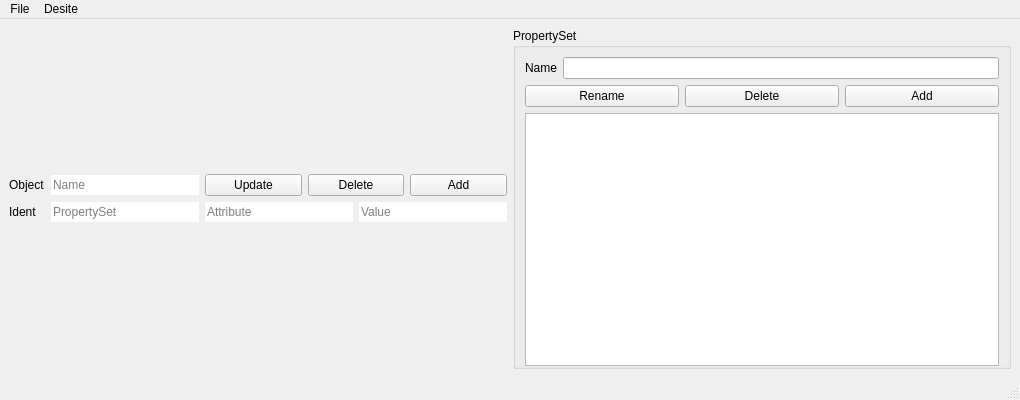
Qt form desiteRuleCreator/QtDesigns/MainWindow.ui (c-mellueh/SOM-Toolkit) before a commit.
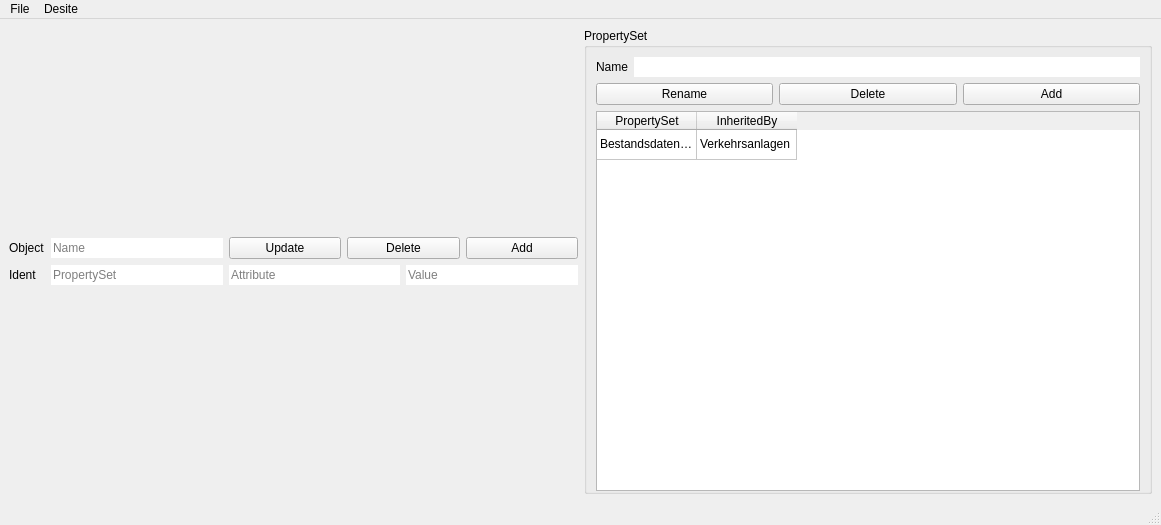
The same form after that commit.

What changed in the file:
```diff
--- a/desiteRuleCreator/QtDesigns/MainWindow.ui
+++ b/desiteRuleCreator/QtDesigns/MainWindow.ui
@@ -6,10 +6,16 @@
    <rect>
     <x>0</x>
     <y>0</y>
-    <width>1020</width>
-    <height>400</height>
+    <width>1161</width>
+    <height>525</height>
    </rect>
   </property>
+  <property name="minimumSize">
+   <size>
+    <width>0</width>
+    <height>0</height>
+   </size>
+  </property>
   <property name="windowTitle">
    <string>MainWindow</string>
   </property>
@@ -175,7 +181,11 @@
           </widget>
          </item>
          <item row="0" column="1">
-          <widget class="QLineEdit" name="lineEdit_pSet_name"/>
+          <widget class="QLineEdit" name="lineEdit_pSet_name">
+           <property name="frame">
+            <bool>false</bool>
+           </property>
+          </widget>
          </item>
          <item row="1" column="0" colspan="2">
           <layout class="QHBoxLayout" name="horizontalLayout_pSet_button">
@@ -205,7 +215,54 @@
         </layout>
        </item>
        <item>
-        <widget class="QListWidget" name="listWidget_pSet"/>
+        <widget class="QTableWidget" name="tableWidget_inherited">
+         <property name="sizePolicy">
+          <sizepolicy hsizetype="Minimum" vsizetype="Expanding">
+           <horstretch>0</horstretch>
+           <verstretch>0</verstretch>
+          </sizepolicy>
+         </property>
+         <property name="focusPolicy">
+          <enum>Qt::StrongFocus</enum>
+         </property>
+         <property name="sortingEnabled">
+          <bool>true</bool>
+         </property>
+         <attribute name="horizontalHeaderShowSortIndicator" stdset="0">
+          <bool>true</bool>
+         </attribute>
+         <attribute name="verticalHeaderVisible">
+          <bool>false</bool>
+         </attribute>
+         <attribute name="verticalHeaderCascadingSectionResizes">
+          <bool>false</bool>
+         </attribute>
+         <row>
+          <property name="text">
+           <string>Test</string>
+          </property>
+         </row>
+         <column>
+          <property name="text">
+           <string>PropertySet</string>
+          </property>
+         </column>
+         <column>
+          <property name="text">
+           <string>InheritedBy</string>
+          </property>
+         </column>
+         <item row="0" column="0">
+          <property name="text">
+           <string>BestandsdatenqVerkehrsanlagen</string>
+          </property>
+         </item>
+         <item row="0" column="1">
+          <property name="text">
+           <string>Verkehrsanlagen</string>
+          </property>
+         </item>
+        </widget>
        </item>
       </layout>
      </widget>
@@ -217,7 +274,7 @@
     <rect>
      <x>0</x>
      <y>0</y>
-     <width>1020</width>
+     <width>1161</width>
      <height>18</height>
     </rect>
    </property>
```
Left out of the diff: 4 changed lines with no effect on the pictures.
